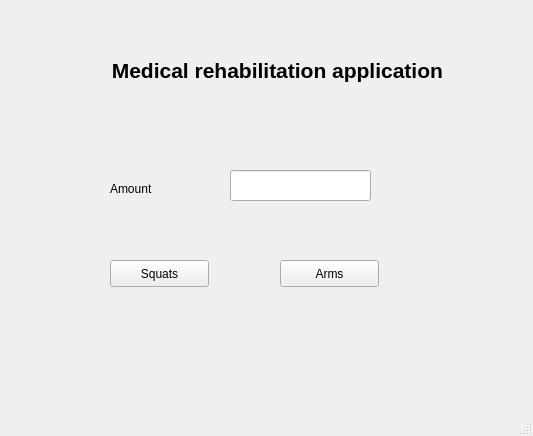
Above: gui/med_rehab.ui from rwightman/posenet-python before the change. Below: the same form after it.
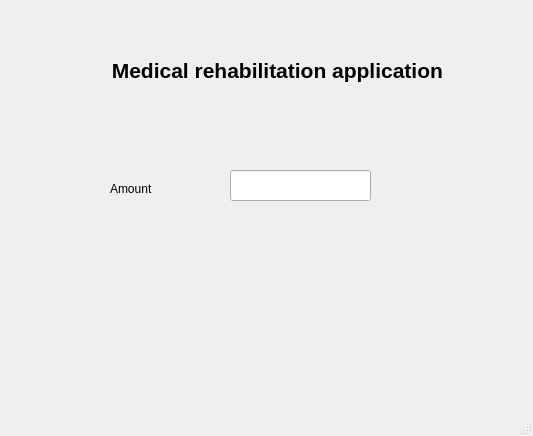
That is the form after the change.

```diff
--- a/gui/med_rehab.ui
+++ b/gui/med_rehab.ui
@@ -14,32 +14,7 @@
    <string>MainWindow</string>
   </property>
   <widget class="QWidget" name="centralwidget">
-   <widget class="QPushButton" name="squatsButton">
-    <property name="geometry">
-     <rect>
-      <x>110</x>
-      <y>260</y>
-      <width>99</width>
-      <height>27</height>
-     </rect>
-    </property>
-    <property name="text">
-     <string>Squats</string>
-    </property>
-   </widget>
-   <widget class="QPushButton" name="armsButton">
-    <property name="geometry">
-     <rect>
-      <x>280</x>
-      <y>260</y>
-      <width>99</width>
-      <height>27</height>
-     </rect>
-    </property>
-    <property name="text">
-     <string>Arms</string>
-    </property>
-   </widget>
+
    <widget class="QLabel" name="label">
     <property name="geometry">
      <rect>
```
